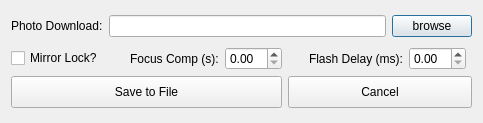
Qt form bb_python/bbTriggerBoxx/ui/bbTriggerBoxx_config_UI.ui (Chicane5/ByteBoxx) before a commit.
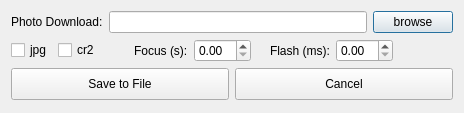
The same form after that commit.

The edit to the form file:
```diff
--- a/bb_python/bbTriggerBoxx/ui/bbTriggerBoxx_config_UI.ui
+++ b/bb_python/bbTriggerBoxx/ui/bbTriggerBoxx_config_UI.ui
@@ -7,7 +7,7 @@
     <x>0</x>
     <y>0</y>
     <width>464</width>
-    <height>123</height>
+    <height>113</height>
    </rect>
   </property>
   <property name="windowTitle">
@@ -39,15 +39,22 @@
     </layout>
    </item>
    <item>
-    <layout class="QGridLayout" name="gridLayout">
-     <item row="0" column="0">
-      <widget class="QCheckBox" name="checkBox_mirror">
+    <layout class="QHBoxLayout" name="horizontalLayout_2">
+     <item>
+      <widget class="QCheckBox" name="checkBox_jpg">
        <property name="text">
-        <string>Mirror Lock?</string>
+        <string>jpg</string>
        </property>
       </widget>
      </item>
-     <item row="0" column="1">
+     <item>
+      <widget class="QCheckBox" name="checkBox_cr2">
+       <property name="text">
+        <string>cr2</string>
+       </property>
+      </widget>
+     </item>
+     <item>
       <spacer name="horizontalSpacer_4">
        <property name="orientation">
         <enum>Qt::Horizontal</enum>
@@ -57,23 +64,23 @@
        </property>
        <property name="sizeHint" stdset="0">
         <size>
-         <width>15</width>
+         <width>28</width>
          <height>20</height>
         </size>
        </property>
       </spacer>
      </item>
-     <item row="0" column="2">
+     <item>
       <widget class="QLabel" name="label_7">
        <property name="text">
-        <string>Focus Comp (s):</string>
+        <string>Focus (s):</string>
        </property>
        <property name="buddy">
         <cstring>doubleSpinBox_focus</cstring>
        </property>
       </widget>
      </item>
-     <item row="0" column="3">
+     <item>
       <widget class="QDoubleSpinBox" name="doubleSpinBox_focus">
        <property name="frame">
         <bool>true</bool>
@@ -83,7 +90,7 @@
        </property>
       </widget>
      </item>
-     <item row="0" column="4">
+     <item>
       <spacer name="horizontalSpacer_5">
        <property name="orientation">
         <enum>Qt::Horizontal</enum>
@@ -93,23 +100,23 @@
        </property>
        <property name="sizeHint" stdset="0">
         <size>
-         <width>15</width>
+         <width>13</width>
          <height>20</height>
         </size>
        </property>
       </spacer>
      </item>
-     <item row="0" column="5">
+     <item>
       <widget class="QLabel" name="label_8">
        <property name="text">
-        <string>Flash Delay (ms):</string>
+        <string>Flash (ms):</string>
        </property>
        <property name="buddy">
         <cstring>doubleSpinBox_flash</cstring>
        </property>
       </widget>
      </item>
-     <item row="0" column="6">
+     <item>
       <widget class="QDoubleSpinBox" name="doubleSpinBox_flash">
        <property name="frame">
         <bool>true</bool>
@@ -119,7 +126,7 @@
        </property>
       </widget>
      </item>
-     <item row="0" column="7">
+     <item>
       <spacer name="horizontalSpacer_6">
        <property name="orientation">
         <enum>Qt::Horizontal</enum>
@@ -132,7 +139,11 @@
        </property>
       </spacer>
      </item>
-     <item row="1" column="0" colspan="4">
+    </layout>
+   </item>
+   <item>
+    <layout class="QHBoxLayout" name="horizontalLayout_3">
+     <item>
       <widget class="QPushButton" name="pushButton_save">
        <property name="minimumSize">
         <size>
@@ -145,7 +156,7 @@
        </property>
       </widget>
      </item>
-     <item row="1" column="4" colspan="4">
+     <item>
       <widget class="QPushButton" name="pushButton_cancel">
        <property name="minimumSize">
         <size>
```
